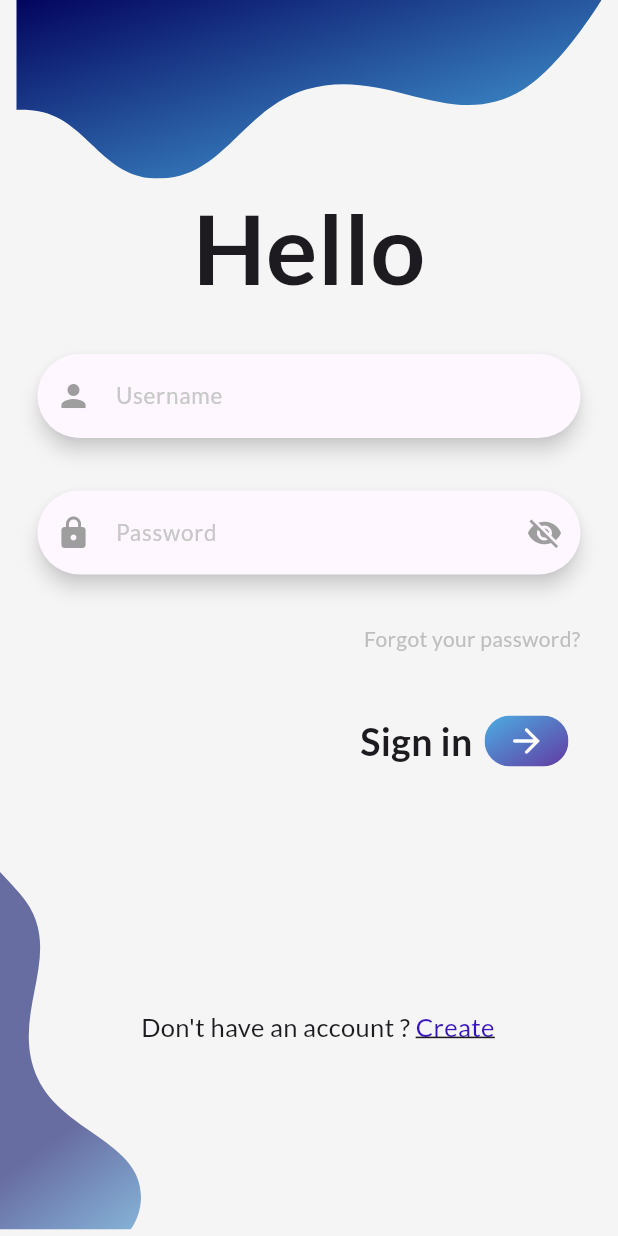
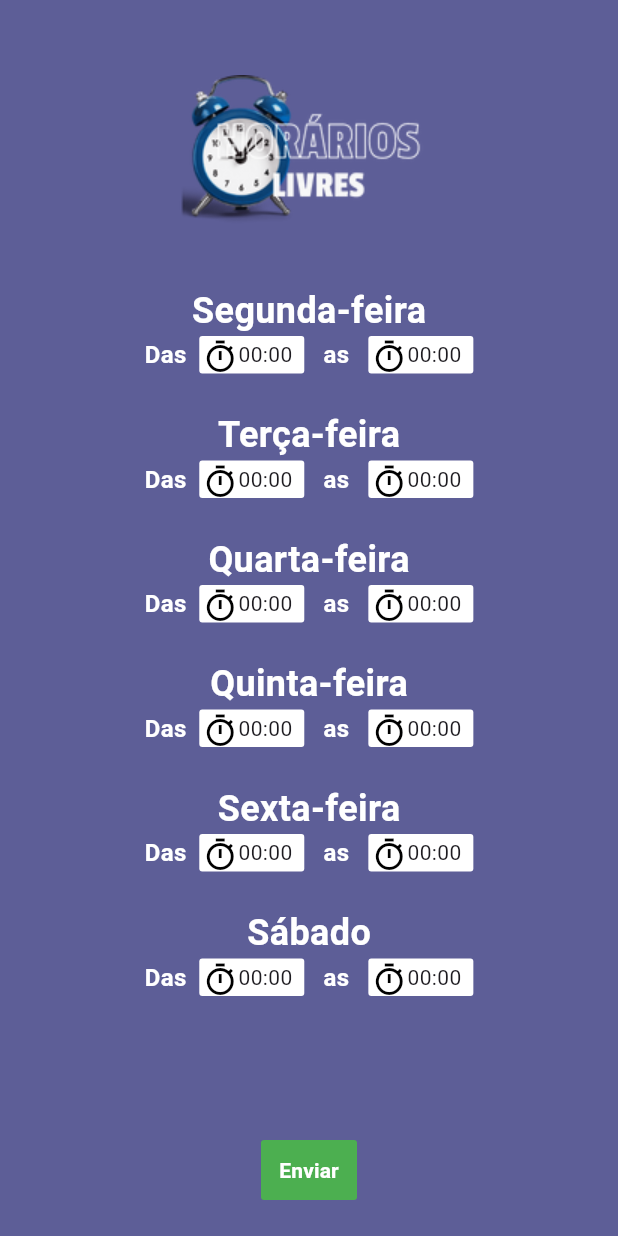
Before and after one commit to JamersonCarlos/studyup_projectFlutter, a Flutter app: the screen it shows after launch, on a phone screen of 412 x 824 dp. Run offline on Flutter 3.47's test engine with Material 2 defaults, Android fonts, the light colour scheme and no system bars; our stand-ins replace bloc, circle_nav_bar, cloud_firestore, firebase_auth, firebase_core, flutter_bloc and 6 more; missing offline and left inert: day_night_time_picker, time_picker_spinner_pop_up; accounts and stored records are empty.

Commit message:
free time form screen created

```diff
--- a/lib/main.dart
+++ b/lib/main.dart
@@ -8,6 +8,7 @@ import 'package:flutter_bloc/flutter_bloc.dart';
 import 'package:intl/date_symbol_data_local.dart';
 
 import 'cubits/calendar/calendar_cubit.dart';
+import 'pages/PageFreeTime.dart';
 
 void main() async {
   WidgetsFlutterBinding.ensureInitialized();
@@ -26,7 +27,7 @@ class MyApp extends StatelessWidget {
       title: 'Study Up',
       home: BlocProvider(
         create: (context) => CalendarCubit(),
-        child: const AutheticationPage(),
+        child: const FormTime(),
       ),
       theme: ThemeData(primarySwatch: Colors.indigo, useMaterial3: true),
     );
--- /dev/null
+++ b/lib/pages/PageFreeTime.dart
@@ -0,0 +1,206 @@
+import 'package:day_night_time_picker/day_night_time_picker.dart';
+import 'package:flutter/cupertino.dart';
+import 'package:flutter/material.dart';
+import 'package:flutter_holo_date_picker/flutter_holo_date_picker.dart';
+import 'package:google_fonts/google_fonts.dart';
+import 'package:intl/intl.dart';
+import 'package:time_picker_spinner_pop_up/time_picker_spinner_pop_up.dart';
+
+class FormTime extends StatefulWidget {
+  const FormTime({super.key});
+
+  @override
+  State<FormTime> createState() => _FormTimeState();
+}
+
+class _FormTimeState extends State<FormTime> {
+  Time _time = Time(hour: 11, minute: 30, second: 20);
+  final List<String> days_week = [
+    "Segunda-feira",
+    "Terça-feira",
+    "Quarta-feira",
+    "Quinta-feira",
+    "Sexta-feira",
+    "Sábado"
+  ];
+
+  List<List<Map<String, dynamic>>> free_times = [
+    [
+      {"start": "00:00", "end": "00:00"}
+    ],
+    [
+      {"start": "00:00", "end": "00:00"}
+    ],
+    [
+      {"start": "00:00", "end": "00:00"}
+    ],
+    [
+      {"start": "00:00", "end": "00:00"}
+    ],
+    [
+      {"start": "00:00", "end": "00:00"}
+    ],
+    [
+      {"start": "00:00", "end": "00:00"}
+    ],
+    [
+      {"start": "00:00", "end": "00:00"}
+    ]
+  ];
+
+  void onTimeChanged(Time newTime) {
+    setState(() {
+      _time = newTime;
+    });
+  }
+
+  @override
+  Widget build(BuildContext context) {
+    return Scaffold(
+      backgroundColor: Color.fromARGB(164, 3, 5, 94),
+      body: Column(
+        mainAxisAlignment: MainAxisAlignment.center,
+        children: [
+          Padding(
+            padding: const EdgeInsets.only(top: 50, bottom: 20),
+            child: Image.asset('assets/img/free_time.png'),
+          ),
+          Expanded(
+            child: ListView.builder(
+              padding: EdgeInsets.all(8),
+              itemCount: days_week.length,
+              itemBuilder: (BuildContext context, index) {
+                return Container(
+                  child: Padding(
+                    padding: const EdgeInsets.all(12.0),
+                    child: Column(
+                      children: [
+                        Text(
+                          days_week[index],
+                          style: GoogleFonts.roboto(
+                              color: Colors.white,
+                              fontSize: 24,
+                              fontWeight: FontWeight.bold),
+                        ),
+                        Row(
+                          mainAxisAlignment: MainAxisAlignment.center,
+                          children: [
+                            Text(
+                              "Das  ",
+                              style: GoogleFonts.roboto(
+                                  color: Colors.white,
+                                  fontSize: 16,
+                                  fontWeight: FontWeight.bold),
+                            ),
+                            GestureDetector(
+                              child: Container(
+                                height: 25,
+                                width: 70,
+                                decoration: BoxDecoration(
+                                  borderRadius: BorderRadius.circular(2),
+                                  color: Colors.white,
+                                ),
+                                child: Padding(
+                                  padding: const EdgeInsets.all(2.0),
+                                  child: Row(
+                                    children: [
+                                      const Icon(
+                                        Icons.timer_outlined,
+                                        color: Colors.black,
+                                      ),
+                                      Text(free_times[index][0]["start"])
+                                    ],
+                                  ),
+                                ),
+                              ),
+                              onTap: () {
+                                Navigator.of(context).push(
+                                  showPicker(
+                                    context: context,
+                                    value: _time,
+                                    onChange: onTimeChanged,
+                                    onChangeDateTime: (DateTime dateTime) {
+                                      setState(() {
+                                        free_times[index][0]["start"] =
+                                            DateFormat("H:m").format(dateTime);
+                                      });
+                                    },
+                                  ),
+                                );
+                              },
+                            ),
+                            Text(
+                              "   as   ",
+                              style: GoogleFonts.roboto(
+                                  color: Colors.white,
+                                  fontSize: 16,
+                                  fontWeight: FontWeight.bold),
+                            ),
+                            GestureDetector(
+                              child: Container(
+                                height: 25,
+                                width: 70,
+                                decoration: BoxDecoration(
+                                  borderRadius: BorderRadius.circular(2),
+                                  color: Colors.white,
+                                ),
+                                child: Padding(
+                                  padding: const EdgeInsets.all(2.0),
+                                  child: Row(
+                                    children: [
+                                      const Icon(
+                                        Icons.timer_outlined,
+                                        color: Colors.black,
+                                      ),
+                                      Text(free_times[index][0]["end"])
+                                    ],
+                                  ),
+                                ),
+                              ),
+                              onTap: () {
+                                Navigator.of(context).push(
+                                  showPicker(
+                                    context: context,
+                                    value: _time,
+                                    onChange: onTimeChanged,
+                                    onChangeDateTime: (DateTime dateTime) {
+                                      setState(() {
+                                        free_times[index][0]["end"] =
+                                            DateFormat("H:m").format(dateTime);
+                                      });
+                                    },
+                                  ),
+                                );
+                              },
+                            ),
+                          ],
+                        ),
+                      ],
+                    ),
+                  ),
+                );
+              },
+            ),
+          ),
+          Padding(
+            padding: const EdgeInsets.only(bottom: 20),
+            child: TextButton(
+              style: TextButton.styleFrom(
+                backgroundColor: Colors.green,
+                shape: RoundedRectangleBorder(
+                  borderRadius: BorderRadius.circular(2),
+                ),
+              ),
+              onPressed: () {},
+              child: Text(
+                "Enviar",
+                style: GoogleFonts.roboto(
+                    color: Colors.white, fontWeight: FontWeight.bold),
+              ),
+            ),
+          )
+        ],
+      ),
+    );
+  }
+}
--- a/pubspec.yaml
+++ b/pubspec.yaml
@@ -51,6 +51,7 @@ dependencies:
   circle_nav_bar: ^2.0.1+1
   time_picker_spinner_pop_up: ^1.0.3
   flutter_holo_date_picker: ^1.1.0
+  day_night_time_picker: ^1.2.0+2
 
 dev_dependencies:
   flutter_test:
@@ -86,6 +87,7 @@ flutter:
       - assets/img/bottom_background.svg
       - assets/img/bottom_background1.svg
       - assets/img/icon_config.svg
+      - assets/img/free_time.png
 
   # An image asset can refer to one or more resolution-specific "variants", see
   # https://flutter.dev/assets-and-images/#resolution-aware
```
Also changed, not shown: assets/img/free_time.png (added), pubspec.lock.
